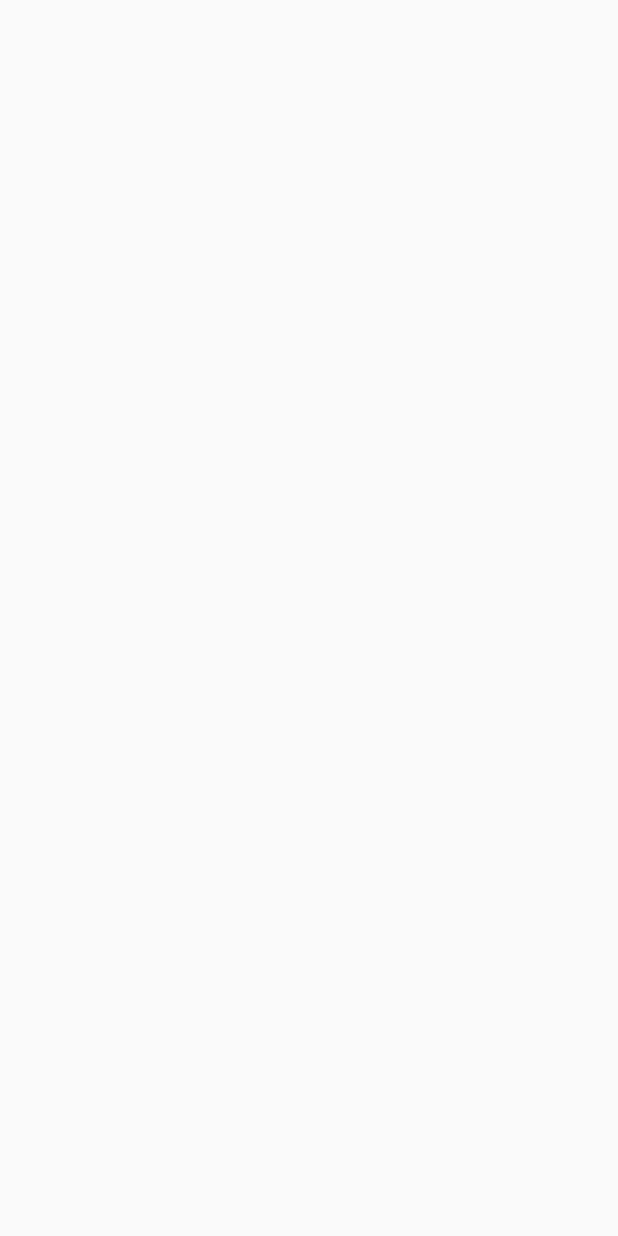
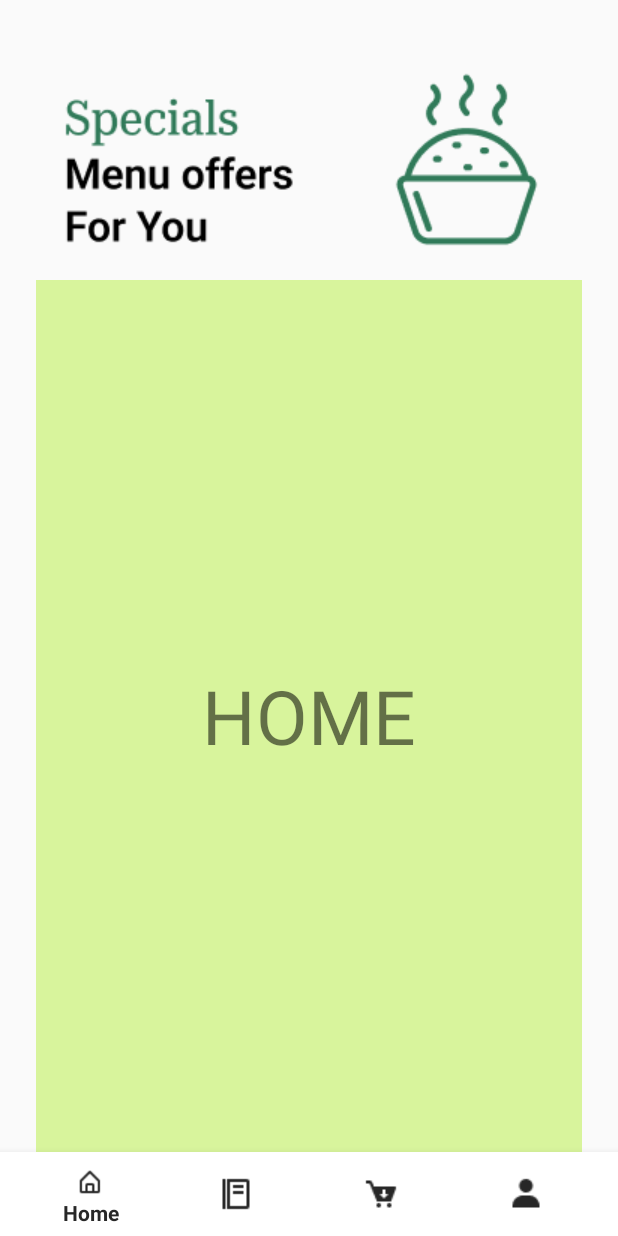
Before and after one commit to LILESH2000/finalproject, an Android app: the screen it shows after launch (MainActivity), on a phone screen of 412 x 824 dp. Before the commit the screen is empty. Run offline under Robolectric (Android 15) with nearby library versions, the phone set to English and light mode, and no system bars.

Commit message:
Bottom Navigation , Home page

```diff
--- /dev/null
+++ b/app/src/main/java/com/example/finalproject/Fragment/HomeFragment.java
@@ -0,0 +1,66 @@
+package com.example.finalproject.Fragment;
+
+import android.os.Bundle;
+
+import androidx.fragment.app.Fragment;
+
+import android.view.LayoutInflater;
+import android.view.View;
+import android.view.ViewGroup;
+
+import com.example.finalproject.R;
+
+/**
+ * A simple {@link Fragment} subclass.
+ * Use the {@link HomeFragment#newInstance} factory method to
+ * create an instance of this fragment.
+ */
+public class HomeFragment extends Fragment {
+
+    // TODO: Rename parameter arguments, choose names that match
+    // the fragment initialization parameters, e.g. ARG_ITEM_NUMBER
+    private static final String ARG_PARAM1 = "param1";
+    private static final String ARG_PARAM2 = "param2";
+
+    // TODO: Rename and change types of parameters
+    private String mParam1;
+    private String mParam2;
+
+    public HomeFragment() {
+        // Required empty public constructor
+    }
+
+    /**
+     * Use this factory method to create a new instance of
+     * this fragment using the provided parameters.
+     *
+     * @param param1 Parameter 1.
+     * @param param2 Parameter 2.
+     * @return A new instance of fragment HomeFragment.
+     */
+    // TODO: Rename and change types and number of parameters
+    public static HomeFragment newInstance(String param1, String param2) {
+        HomeFragment fragment = new HomeFragment();
+        Bundle args = new Bundle();
+        args.putString(ARG_PARAM1, param1);
+        args.putString(ARG_PARAM2, param2);
+        fragment.setArguments(args);
+        return fragment;
+    }
+
+    @Override
+    public void onCreate(Bundle savedInstanceState) {
+        super.onCreate(savedInstanceState);
+        if (getArguments() != null) {
+            mParam1 = getArguments().getString(ARG_PARAM1);
+            mParam2 = getArguments().getString(ARG_PARAM2);
+        }
+    }
+
+    @Override
+    public View onCreateView(LayoutInflater inflater, ViewGroup container,
+                             Bundle savedInstanceState) {
+        // Inflate the layout for this fragment
+        return inflater.inflate(R.layout.fragment_home, container, false);
+    }
+}
--- a/app/src/main/java/com/example/finalproject/MainActivity.java
+++ b/app/src/main/java/com/example/finalproject/MainActivity.java
@@ -7,13 +7,53 @@ import androidx.appcompat.app.AppCompatActivity;
 import androidx.core.graphics.Insets;
 import androidx.core.view.ViewCompat;
 import androidx.core.view.WindowInsetsCompat;
+import androidx.fragment.app.Fragment;
+import androidx.fragment.app.FragmentManager;
+import androidx.fragment.app.FragmentTransaction;
+
+import com.example.finalproject.Fragment.CartFragment;
+import com.example.finalproject.Fragment.HomeFragment;
+import com.example.finalproject.Fragment.MenuFragment;
+import com.example.finalproject.Fragment.ProfileFragment;
+import com.example.finalproject.databinding.ActivityMainBinding;
 
 public class MainActivity extends AppCompatActivity {
+
+    ActivityMainBinding binding;
+
 
     @Override
     protected void onCreate(Bundle savedInstanceState) {
         super.onCreate(savedInstanceState);
-        setContentView(R.layout.activity_main);
+        binding = ActivityMainBinding.inflate(getLayoutInflater());
+        setContentView(binding.getRoot());
+        replaceFragment(new HomeFragment());
+
+        binding.bottomNavigation.setOnItemSelectedListener(item -> {
+
+            if (item.getItemId() == R.id.homeFragment) {
+                replaceFragment(new HomeFragment());
+            } else if (item.getItemId() == R.id.menuFragment) {
+                replaceFragment(new MenuFragment());
+            } else if (item.getItemId() == R.id.cartFragment) {
+                replaceFragment(new CartFragment());
+            } else if (item.getItemId() == R.id.profileFragment) {
+                replaceFragment(new ProfileFragment());
+            } else {
+                throw new IllegalStateException("Unexpected value: " + item.getItemId());
+            }
+
+            return true;
+        });
+
+    }
+
+    private void replaceFragment(Fragment fragment){
+
+        FragmentManager fragmentManager = getSupportFragmentManager();
+        FragmentTransaction fragmentTransaction = fragmentManager.beginTransaction();
+        fragmentTransaction.replace(R.id.fragmentContainerView3,fragment);
+        fragmentTransaction.commit();
 
     }
 }
--- a/app/src/main/res/layout/activity_login.xml
+++ b/app/src/main/res/layout/activity_login.xml
@@ -65,7 +65,7 @@
                 android:paddingHorizontal="18dp"
                 android:paddingVertical="10dp"
                 android:drawablePadding="18dp"
-                android:text="Log in"
+                android:text="@string/log_in"
                 android:textColor="@color/text"
                 android:textSize="16sp"
                 android:textStyle="bold"
--- a/app/src/main/res/layout/activity_main.xml
+++ b/app/src/main/res/layout/activity_main.xml
@@ -7,4 +7,61 @@
     android:layout_height="match_parent"
     tools:context=".MainActivity">
 
+    <com.google.android.material.bottomnavigation.BottomNavigationView
+        android:layout_width="match_parent"
+        android:layout_height="wrap_content"
+        android:id="@+id/bottomNavigation"
+        app:layout_constraintBottom_toBottomOf="parent"
+        app:layout_constraintEnd_toEndOf="parent"
+        app:layout_constraintStart_toStartOf="parent"
+        android:background="@color/white"
+        app:itemTextColor="@color/font"
+        app:itemIconTint="@color/font"
+        app:itemRippleColor="@color/black"
+        app:menu="@menu/menu">
+
+    </com.google.android.material.bottomnavigation.BottomNavigationView>
+
+    <ImageView
+        android:id="@+id/imageView"
+        android:layout_width="wrap_content"
+        android:layout_height="wrap_content"
+        android:layout_marginStart="24dp"
+        android:layout_marginTop="55dp"
+        android:layout_marginEnd="20dp"
+        app:layout_constraintEnd_toStartOf="@+id/imageView2"
+        app:layout_constraintStart_toStartOf="parent"
+        app:layout_constraintTop_toTopOf="parent"
+        app:srcCompat="@drawable/special" />
+
+    <ImageView
+        android:id="@+id/imageView2"
+        android:layout_width="wrap_content"
+        android:layout_height="wrap_content"
+        android:layout_marginTop="25dp"
+        android:layout_marginEnd="20dp"
+        app:layout_constraintBottom_toBottomOf="@+id/imageView"
+        app:layout_constraintEnd_toEndOf="parent"
+        app:layout_constraintHorizontal_bias="0.542"
+        app:layout_constraintStart_toEndOf="@+id/imageView"
+        app:layout_constraintTop_toTopOf="@+id/imageView"
+        app:layout_constraintVertical_bias="1.0"
+        app:srcCompat="@drawable/food_rice_green" />
+
+    <fragment
+        android:id="@+id/fragmentContainerView3"
+        android:name="androidx.navigation.fragment.NavHostFragment"
+        android:layout_width="0dp"
+        android:layout_height="0dp"
+        android:layout_marginStart="24dp"
+        android:layout_marginTop="13dp"
+        android:layout_marginEnd="24dp"
+        app:defaultNavHost="true"
+        app:layout_constraintBottom_toTopOf="@+id/bottomNavigation"
+        app:layout_constraintEnd_toEndOf="parent"
+        app:layout_constraintStart_toStartOf="parent"
+        app:layout_constraintTop_toBottomOf="@+id/imageView"
+        app:layout_constraintVertical_bias="1.0"
+        app:navGraph="@navigation/navigation" />
+
 </androidx.constraintlayout.widget.ConstraintLayout>
--- a/app/src/main/res/layout/activity_register.xml
+++ b/app/src/main/res/layout/activity_register.xml
@@ -48,10 +48,10 @@
                 android:layout_width="364dp"
                 android:layout_height="46dp"
                 android:layout_gravity="center"
-                android:drawableLeft="@drawable/email"
+                android:drawableLeft="@drawable/user"
                 android:paddingHorizontal="18dp"
                 android:paddingVertical="10dp"
-                android:hint="Email"
+                android:hint="User name"
                 android:textSize="16sp"
                 android:drawablePadding="18dp"
                 android:background="@drawable/inputstroke" />
--- a/app/src/main/res/layout/fragment_home.xml
+++ b/app/src/main/res/layout/fragment_home.xml
@@ -3,13 +3,15 @@
     xmlns:tools="http://schemas.android.com/tools"
     android:layout_width="match_parent"
     android:layout_height="match_parent"
+    android:background="#D8F49C"
     tools:context=".Fragment.HomeFragment">
 
-
+    <!-- TODO: Update blank fragment layout -->
     <TextView
         android:layout_width="match_parent"
         android:layout_height="match_parent"
-        android:text="home"
-        android:gravity="center"/>
+        android:textSize="50sp"
+        android:gravity="center"
+        android:text="HOME" />
 
 </FrameLayout>
--- /dev/null
+++ b/app/src/main/res/menu/menu.xml
@@ -0,0 +1,20 @@
+<?xml version="1.0" encoding="utf-8"?>
+<menu xmlns:android="http://schemas.android.com/apk/res/android">
+
+    <item android:title="Home"
+        android:id="@+id/homeFragment"
+        android:icon="@drawable/home1"/>
+
+    <item android:title="Menu"
+        android:id="@+id/menuFragment"
+        android:icon="@drawable/menu1"/>
+
+    <item android:title="Cart"
+        android:id="@+id/cartFragment"
+        android:icon="@drawable/cart1"/>
+
+    <item android:title="Profile"
+        android:id="@+id/profileFragment"
+        android:icon="@drawable/user1"/>
+
+</menu>
--- /dev/null
+++ b/app/src/main/res/navigation/navigation.xml
@@ -0,0 +1,28 @@
+<?xml version="1.0" encoding="utf-8"?>
+<navigation xmlns:android="http://schemas.android.com/apk/res/android"
+    xmlns:app="http://schemas.android.com/apk/res-auto"
+    xmlns:tools="http://schemas.android.com/tools"
+    android:id="@+id/navigation"
+    app:startDestination="@id/homeFragment">
+
+    <fragment
+        android:id="@+id/homeFragment"
+        android:name="com.example.finalproject.Fragment.HomeFragment"
+        android:label="fragment_home"
+        tools:layout="@layout/fragment_home" />
+    <fragment
+        android:id="@+id/menuFragment"
+        android:name="com.example.finalproject.Fragment.MenuFragment"
+        android:label="fragment_menu"
+        tools:layout="@layout/fragment_menu" />
+    <fragment
+        android:id="@+id/cartFragment"
+        android:name="com.example.finalproject.Fragment.CartFragment"
+        android:label="fragment_cart"
+        tools:layout="@layout/fragment_cart" />
+    <fragment
+        android:id="@+id/profileFragment"
+        android:name="com.example.finalproject.Fragment.ProfileFragment"
+        android:label="fragment_profile"
+        tools:layout="@layout/fragment_profile" />
+</navigation>
--- a/app/src/main/res/values/strings.xml
+++ b/app/src/main/res/values/strings.xml
@@ -3,4 +3,5 @@
     <string name="sign_up">Sign up</string>
     <!-- TODO: Remove or change this placeholder text -->
     <string name="hello_blank_fragment">Hello blank fragment</string>
+    <string name="log_in">Log in</string>
 </resources>
```
Also changed, not shown: app/src/main/java/com/example/finalproject/Fragment/CartFragment.java (added, +66 -0 lines), app/src/main/java/com/example/finalproject/Fragment/MenuFragment.java (added, +66 -0 lines), app/src/main/java/com/example/finalproject/Fragment/ProfileFragment.java (added, +54 -0 lines), app/src/main/res/layout/fragment_cart.xml (+5 -2 lines), app/src/main/res/layout/fragment_menu.xml (+5 -2 lines), app/src/main/res/layout/fragment_profile.xml (+5 -2 lines).
